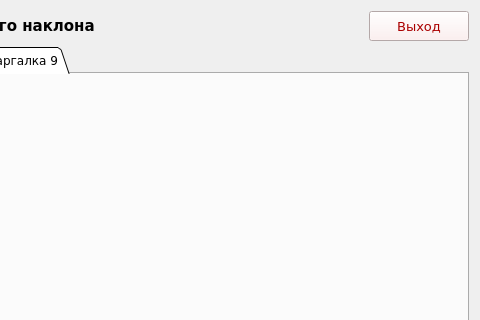
Qt form Medic/forms/ui/form8.ui (W3STi/Medical-calculate-programm) before a commit; both pictures show x 565 to 1045 and y 0 to 320 of the 1045 by 558 pixel window.
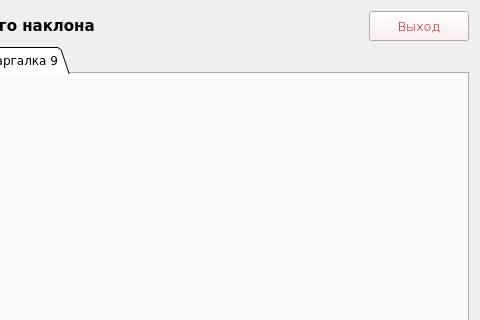
The same form after that commit.

What changed in the file:
```diff
--- a/Medic/forms/ui/form8.ui
+++ b/Medic/forms/ui/form8.ui
@@ -61,6 +61,7 @@
       <font>
        <family>Verdana</family>
        <pointsize>10</pointsize>
+       <weight>9</weight>
        <italic>false</italic>
        <bold>false</bold>
       </font>
```
Left out of the diff: 4 changed lines with no effect on the pictures.
